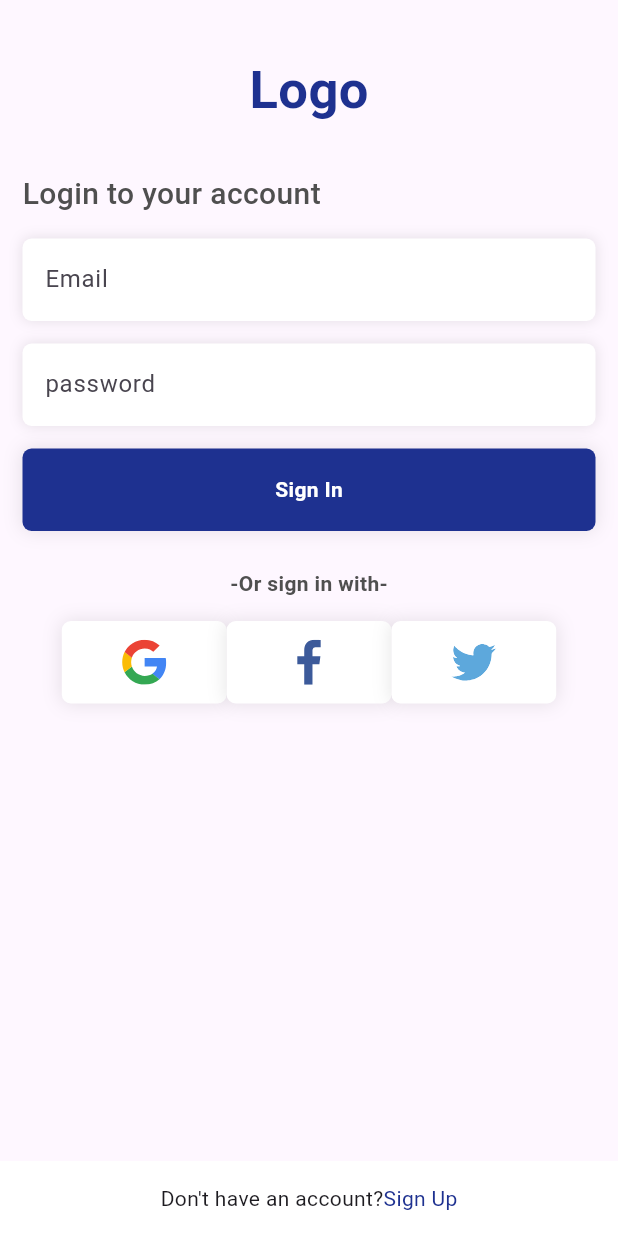
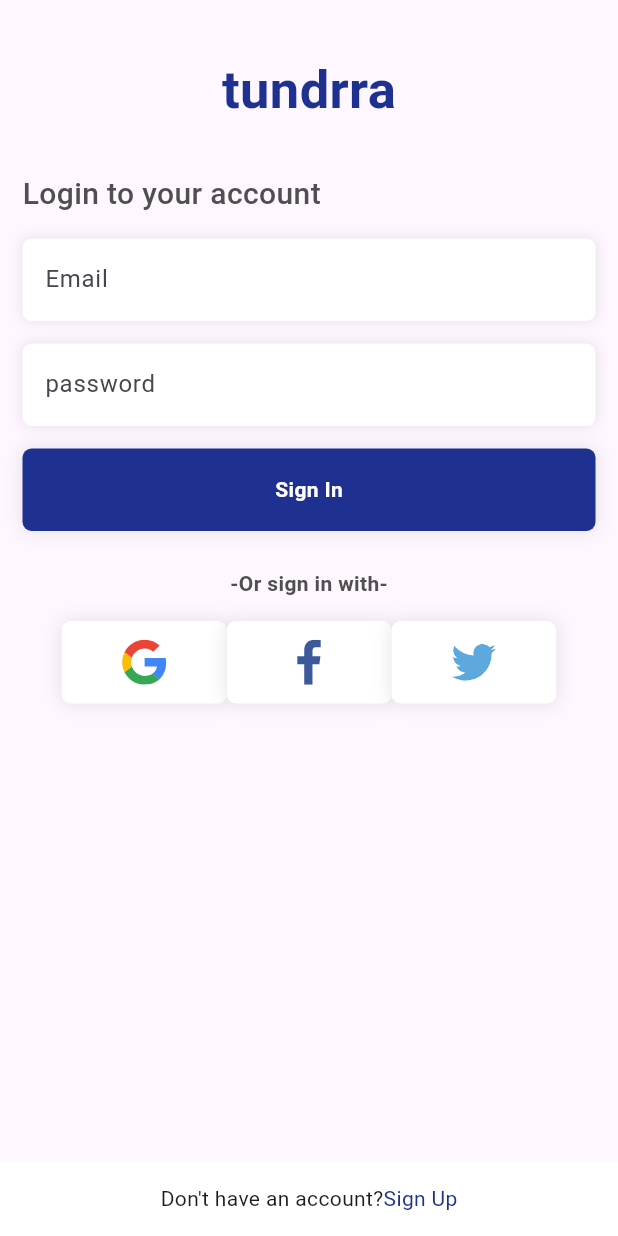
Before and after one commit to mojjoiv/plp-flutter-project, a Flutter app: the screen it shows after launch, on a phone screen of 412 x 824 dp. Run offline on Flutter 3.47's test engine with Material 3 defaults, Android fonts, the phone set to English and light mode, and no system bars; our stand-ins replace flutter_svg, get, hexcolor.

Commit message:
made changes to the logo section

```diff
--- a/lib/view/login.view.dart
+++ b/lib/view/login.view.dart
@@ -22,7 +22,7 @@ class LoginView extends StatelessWidget {
               children: [
                 const SizedBox(height: 20),
                 Text(
-                  'Logo',
+                  'tundrra',
                   style: TextStyle(
                     color: GlobalColors.mainColor,
                     fontSize: 35,
@@ -33,7 +33,7 @@ class LoginView extends StatelessWidget {
                 Center(
                   child: Padding(
                     padding: const EdgeInsets.only(
-                        right: 20.0), // Adjust right padding as needed
+                        right: 20.0),
                     child: Container(
                       width: double.infinity,
                       child: Text(
```
